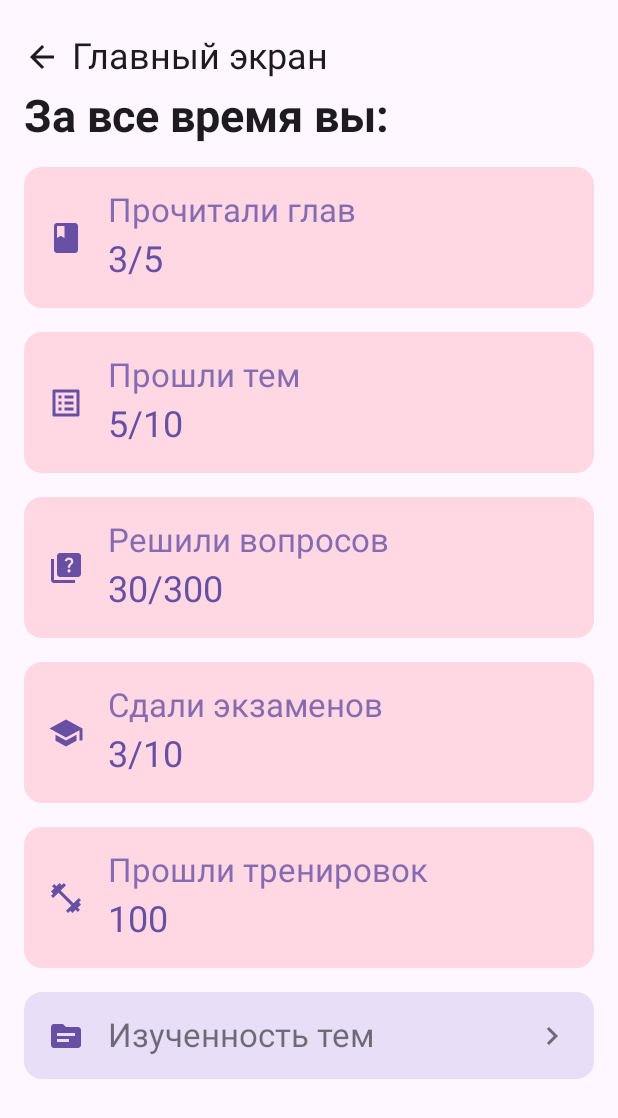
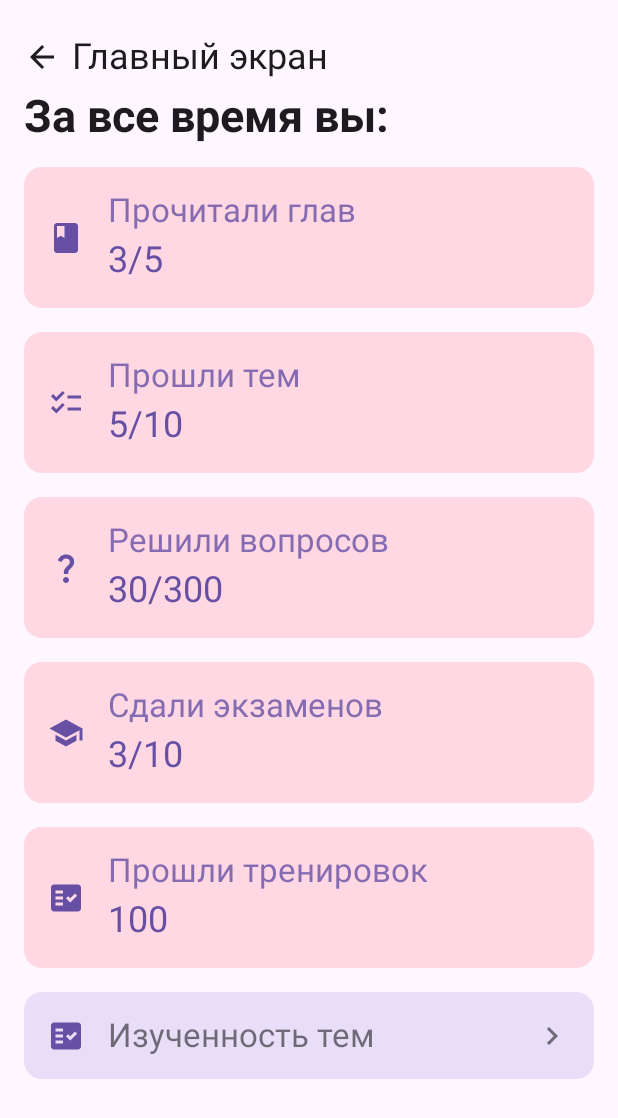
Before and after one commit to moevm/adfmp1h25-exam, an Android app built with Jetpack Compose: the screen it shows after launch (MainActivity), after a tap on an icon or button, on a phone screen of 412 x 824 dp. Shown: the top 1118 px of the screen. Run offline under Robolectric (Android 15) with nearby library versions, the phone set to English and light mode, and no system bars.

Commit message:
fix icons

```diff
--- a/ExamTrainer/app/src/main/java/com/example/examtrainer/presentation/ui/stats/GeneralStatsScreen.kt
+++ b/ExamTrainer/app/src/main/java/com/example/examtrainer/presentation/ui/stats/GeneralStatsScreen.kt
@@ -18,9 +18,12 @@ import androidx.compose.foundation.verticalScroll
 import androidx.compose.material.icons.Icons
 import androidx.compose.material.icons.filled.ArrowBack
 import androidx.compose.material.icons.filled.Book
+import androidx.compose.material.icons.filled.Checklist
 import androidx.compose.material.icons.filled.ChevronRight
+import androidx.compose.material.icons.filled.FactCheck
 import androidx.compose.material.icons.filled.FitnessCenter
 import androidx.compose.material.icons.filled.ListAlt
+import androidx.compose.material.icons.filled.QuestionMark
 import androidx.compose.material.icons.filled.Quiz
 import androidx.compose.material.icons.filled.School
 import androidx.compose.material.icons.filled.Topic
@@ -88,13 +91,13 @@ fun GeneralStatsScreen(navController: NavController) {
         )
 
         StatItem(
-            icon = Icons.Default.ListAlt, // Иконка для тем
+            icon = Icons.Default.Checklist, // Иконка для тем
             title = "Прошли тем",
             value = "5/10"
         )
 
         StatItem(
-            icon = Icons.Default.Quiz, // Иконка для вопросов
+            icon = Icons.Default.QuestionMark, // Иконка для вопросов
             title = "Решили вопросов",
             value = "30/300"
         )
@@ -106,14 +109,14 @@ fun GeneralStatsScreen(navController: NavController) {
         )
 
         StatItem(
-            icon = Icons.Default.FitnessCenter, // Иконка для тренировок
+            icon = Icons.Default.FactCheck, // Иконка для тренировок
             title = "Прошли тренировок",
             value = "100"
         )
 
         // Кликабельная плашка для изученности тем
         ClickableStatItem(
-            icon = Icons.Default.Topic, // Иконка для тем
+            icon = Icons.Default.FactCheck, // Иконка для тем
             title = "Изученность тем",
             onClick = { } //TODO
         )
```
